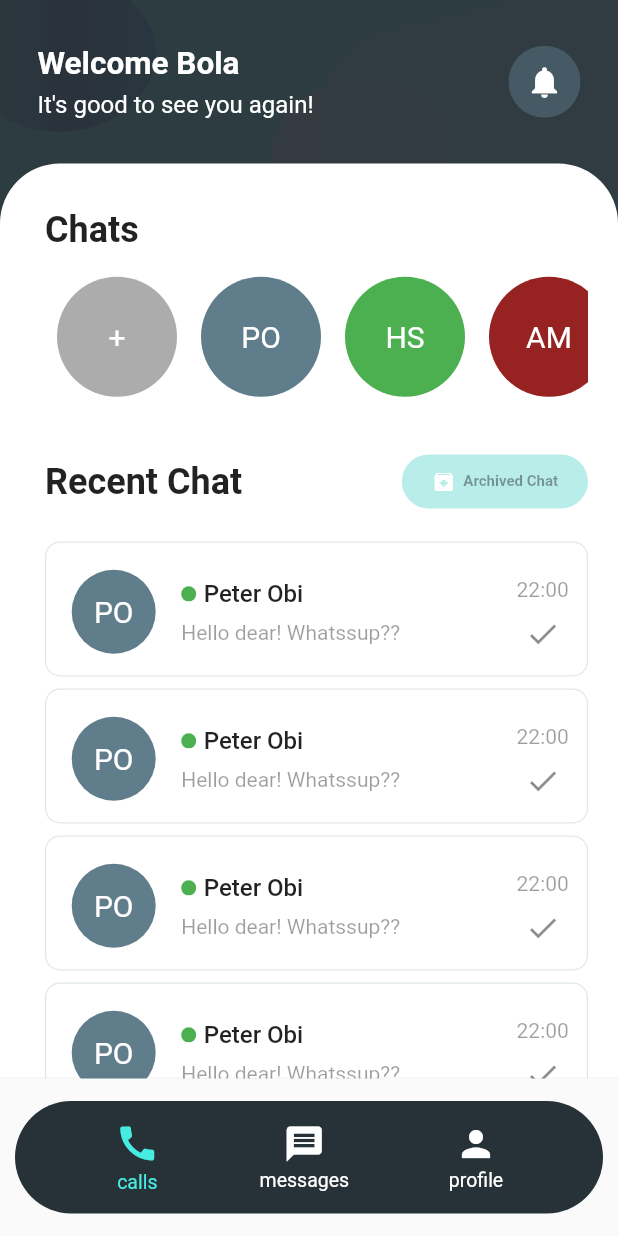
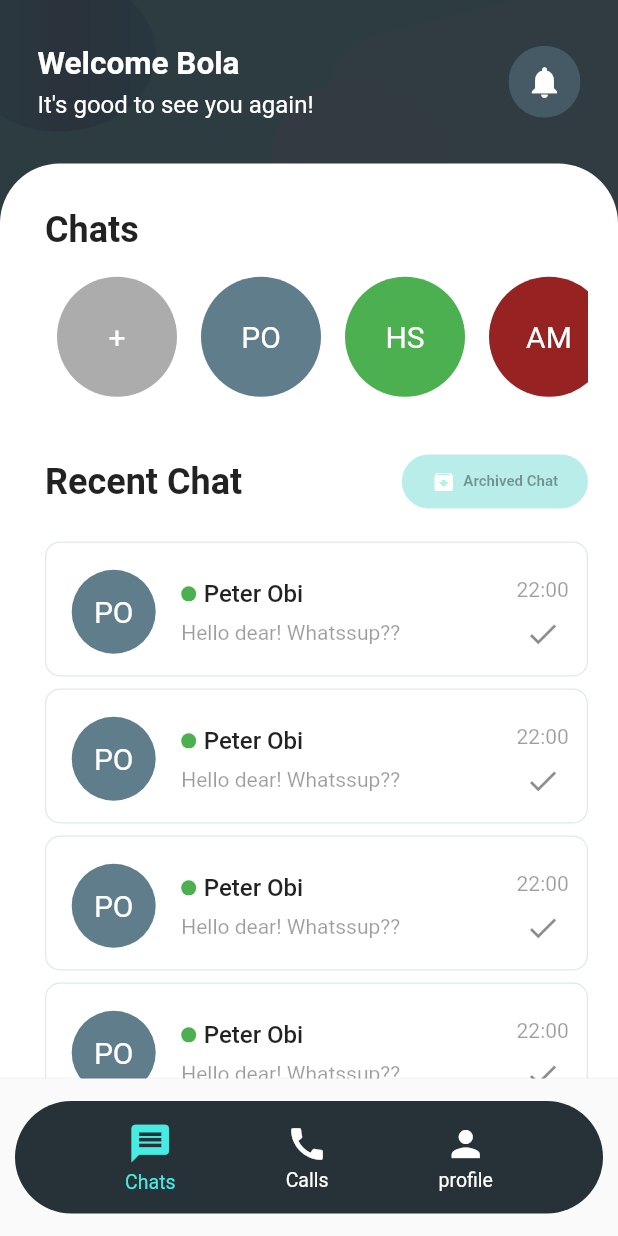
Before and after one commit to iluv27/ghost_talks, a Flutter app: the MainMenuScreen screen opened directly, on a phone screen of 412 x 824 dp. Run offline on Flutter 3.47's test engine with Material 2 defaults, Android fonts, the phone set to English and light mode, and no system bars; our stand-ins replace firebase_auth, firebase_core, modal_progress_hud_nsn; missing offline and left inert: dart:ffi; accounts and stored records are empty.

Commit message:
new changes

```diff
--- a/lib/chat/chat_screen.dart
+++ b/lib/chat/chat_screen.dart
@@ -170,9 +170,6 @@ class _ChatScreenState extends State<ChatScreen> {
                           child: Padding(
                             padding: const EdgeInsets.only(
                                 top: 30.0, left: 30, right: 20),
-                            child: SingleChildScrollView(
-                              controller:
-                                  ScrollController(initialScrollOffset: 30),
                             child: Column(
                               crossAxisAlignment: CrossAxisAlignment.start,
                               children: [
@@ -221,8 +218,7 @@ class _ChatScreenState extends State<ChatScreen> {
                                                   vertical: 10,
                                                   horizontal: 20)),
                                           elevation:
-                                                const MaterialStatePropertyAll(
-                                                    0),
+                                              const MaterialStatePropertyAll(0),
                                           backgroundColor:
                                               MaterialStateProperty.all(
                                                   const Color.fromARGB(
@@ -250,8 +246,7 @@ class _ChatScreenState extends State<ChatScreen> {
                                               style: TextStyle(
                                                   color: Colors.black38,
                                                   fontSize: 10,
-                                                    fontWeight:
-                                                        FontWeight.w700),
+                                                  fontWeight: FontWeight.w700),
                                             ),
                                           ],
                                         ))
@@ -271,7 +266,6 @@ class _ChatScreenState extends State<ChatScreen> {
                           ),
                         ),
                       ),
-                      ),
                     ],
                   ),
                 ),
--- a/lib/chat/main_menu_screen.dart
+++ b/lib/chat/main_menu_screen.dart
@@ -117,15 +117,15 @@ class _BottomBarItemsState extends State<_BottomBarItems> {
             children: [
               BottomBarItem(
                 selectedIndex: 0,
-                icon: Icons.call,
-                text: 'calls',
+                icon: Icons.message,
+                text: 'Chats',
                 onTap: handleItemSelected,
                 isSelected: selIndex == 0,
               ),
               BottomBarItem(
                 selectedIndex: 1,
-                icon: Icons.message,
-                text: 'messages',
+                icon: Icons.call,
+                text: 'Calls',
                 onTap: handleItemSelected,
                 isSelected: selIndex == 1,
               ),
```
Also changed, not shown: lib/chat/profile_screen.dart (+42 -5 lines). Lines whose indentation alone changed are shown as unchanged.
